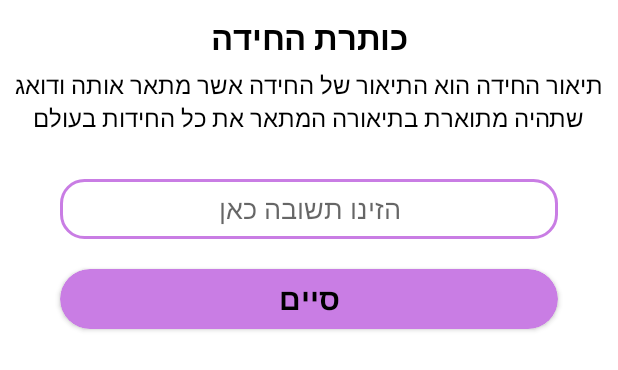
After one commit to MishelK/T-L-Wedding, an Android app: the layout riddle_bottom_sheet.xml on its own in the app's theme, with its tools: preview values and no code run, on a phone screen of 412 x 824 dp. The commit adds this screen. Shown: the top 370 px of the screen. Run offline under Robolectric (Android 15) with nearby library versions, the light colour scheme and no system bars.

Commit message:
Implemented RiddleBottomSheet

```diff
--- a/app/src/main/java/com/mishelk/talia_lior_wedding/bottom_sheets/BaseBottomSheet.kt
+++ b/app/src/main/java/com/mishelk/talia_lior_wedding/bottom_sheets/BaseBottomSheet.kt
@@ -34,6 +34,7 @@ abstract class BaseBottomSheet() : BottomSheetDialogFragment() {
     override fun onViewCreated(view: View, savedInstanceState: Bundle?) {
         super.onViewCreated(view, savedInstanceState)
         initViews(view)
+        initTexts()
         initListeners()
     }
 
@@ -64,6 +65,8 @@ abstract class BaseBottomSheet() : BottomSheetDialogFragment() {
     protected abstract fun getContentResource(): Int
 
     protected abstract fun initViews(view: View)
+
+    protected abstract fun initTexts()
 
     protected abstract fun initListeners()
 
--- /dev/null
+++ b/app/src/main/res/drawable/border_primary_thin.xml
@@ -0,0 +1,12 @@
+<?xml version="1.0" encoding="utf-8"?>
+<shape xmlns:android="http://schemas.android.com/apk/res/android"
+    android:shape="rectangle" >
+
+    <corners android:bottomLeftRadius="15dp"
+        android:topLeftRadius="15dp"
+        android:bottomRightRadius="15dp"
+        android:topRightRadius="15dp" />
+
+    <stroke android:width="2dp" android:color="@color/colorPrimary" />
+
+</shape>
--- a/app/src/main/res/drawable/bottom_sheet_background.xml
+++ b/app/src/main/res/drawable/bottom_sheet_background.xml
@@ -1,6 +1,7 @@
 <?xml version="1.0" encoding="utf-8"?>
 
 <shape xmlns:android="http://schemas.android.com/apk/res/android">
-    <solid android:color="@color/white" />
+    <solid android:color="@color/white"/>
+    <stroke android:color="@color/colorPrimary" android:width="2dp"/>
     <corners android:radius="1dp" android:topLeftRadius="20dp" android:topRightRadius="20dp" android:bottomLeftRadius="0dp" android:bottomRightRadius="0dp"/>
 </shape>
--- a/app/src/main/res/layout/item_riddle.xml
+++ b/app/src/main/res/layout/item_riddle.xml
@@ -5,7 +5,8 @@
     xmlns:app="http://schemas.android.com/apk/res-auto"
     android:background="@drawable/border_primary"
     android:padding="4dp"
-    android:layout_marginBottom="20dp ">
+    android:layout_marginBottom="20dp"
+    android:id="@+id/rlContent">
 
     <LinearLayout
         android:id="@+id/llContent"
--- /dev/null
+++ b/app/src/main/res/layout/riddle_bottom_sheet.xml
@@ -0,0 +1,62 @@
+<?xml version="1.0" encoding="utf-8"?>
+<LinearLayout xmlns:android="http://schemas.android.com/apk/res/android"
+    android:layout_width="match_parent"
+    android:layout_height="match_parent"
+    xmlns:app="http://schemas.android.com/apk/res-auto"
+    android:orientation="vertical"
+    android:paddingBottom="20dp">
+
+    <TextView
+        android:id="@+id/tvTitle"
+        android:layout_width="match_parent"
+        android:layout_height="wrap_content"
+        android:gravity="center"
+        android:textColor="@color/colorOnPrimary"
+        android:textStyle="bold"
+        android:textSize="22sp"
+        android:text="כותרת החידה"
+        android:layout_marginHorizontal="10dp"
+        android:layout_marginTop="10dp"/>
+
+    <TextView
+        android:id="@+id/tvDescription"
+        android:layout_width="match_parent"
+        android:layout_height="wrap_content"
+        android:gravity="center"
+        android:textColor="@color/colorOnPrimary"
+        android:textSize="16sp"
+        android:layout_marginTop="5dp"
+        android:layout_marginHorizontal="10dp"
+        android:text="תיאור החידה הוא התיאור של החידה אשר מתאר אותה ודואג שתהיה מתוארת בתיאורה המתאר את כל החידות בעולם"/>
+
+    <EditText
+        android:id="@+id/etAnswer"
+        android:layout_width="match_parent"
+        android:layout_height="40dp"
+        android:background="@drawable/border_primary_thin"
+        android:layout_marginTop="30dp"
+        android:layout_marginHorizontal="40dp"
+        android:layout_gravity="center"
+        android:gravity="center"
+        android:hint="הזינו תשובה כאן"/>
+
+    <androidx.cardview.widget.CardView
+        android:id="@+id/btnSubmitAnswer"
+        android:layout_width="match_parent"
+        android:layout_height="40dp"
+        android:layout_marginHorizontal="40dp"
+        android:layout_marginTop="20dp"
+        app:cardBackgroundColor="@color/colorPrimary"
+        app:cardCornerRadius="20dp">
+
+        <TextView
+            android:layout_width="wrap_content"
+            android:layout_height="wrap_content"
+            android:layout_gravity="center"
+            android:text="סיים"
+            android:textColor="@color/colorOnPrimary"
+            android:textSize="20sp"
+            android:textStyle="bold"/>
+
+    </androidx.cardview.widget.CardView>
+</LinearLayout>
```
Also changed, not shown: app/src/main/java/com/mishelk/talia_lior_wedding/adapters/RiddleAdapter.kt (+15 -1 lines), app/src/main/java/com/mishelk/talia_lior_wedding/bottom_sheets/RiddleBottomSheet.kt (added, +53 -0 lines), app/src/main/java/com/mishelk/talia_lior_wedding/fragments/RiddlesFragment.kt (+19 -1 lines).
